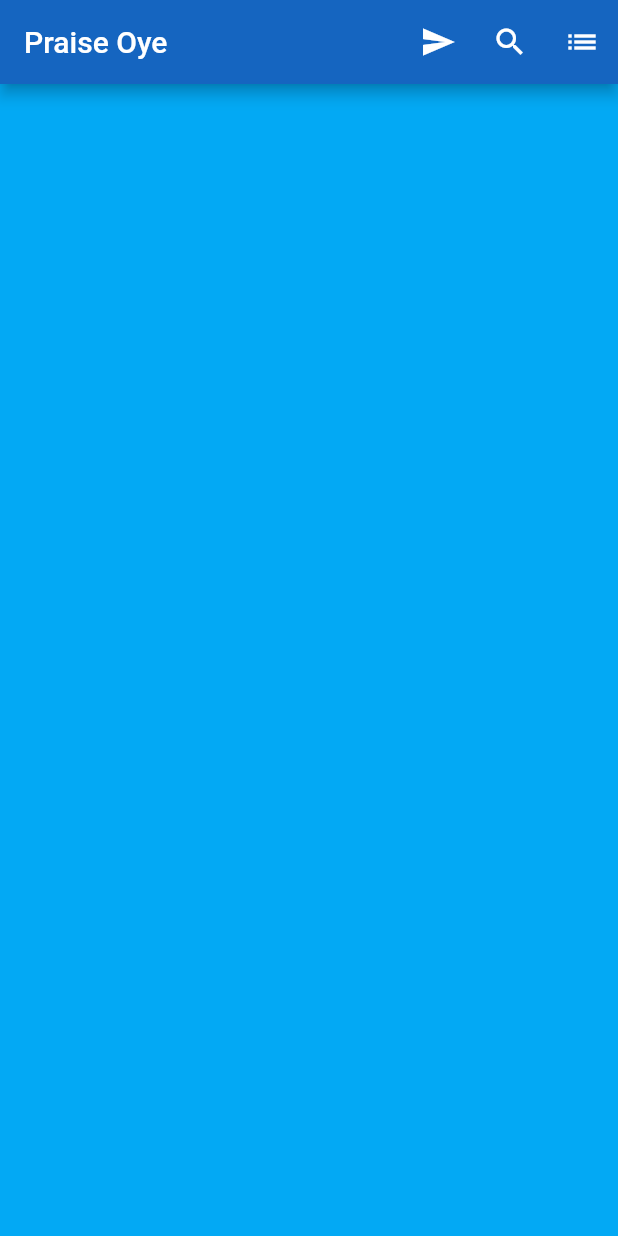
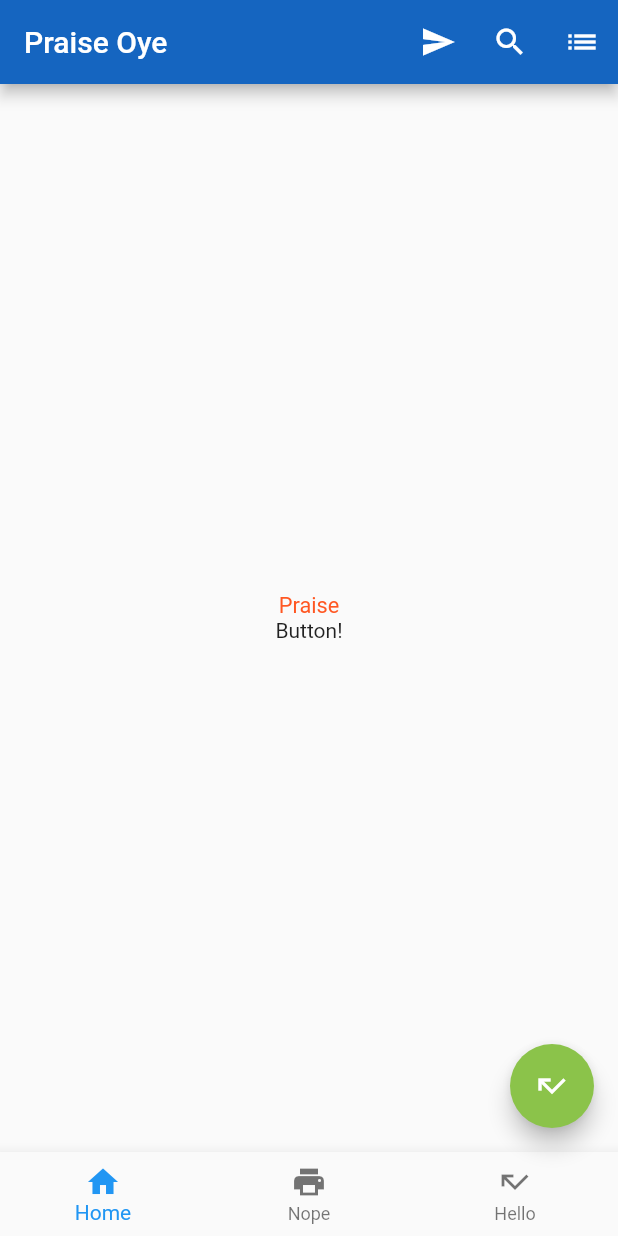
Before and after one commit to oyegbilepraise/tutorial, a Flutter app: the screen it shows after launch, on a phone screen of 412 x 824 dp. Run offline on Flutter 3.47's test engine with Material 2 defaults, Android fonts, the phone set to English and light mode, and no system bars.

Commit message:
feat: Scaffold...

```diff
--- a/lib/ui/welcome_home.dart
+++ b/lib/ui/welcome_home.dart
@@ -27,7 +27,46 @@ class Welcome extends StatelessWidget {
               icon: Icon(Icons.list)),
         ],
       ),
-        backgroundColor: Colors.lightBlue
+      // backgroundColor: Colors.lightBlue,
+      body: Container(
+        alignment: Alignment.center,
+        child: Column(
+          mainAxisAlignment: MainAxisAlignment.center,
+          children: [
+            Text(
+              'Praise',
+              style: TextStyle(
+                  fontSize: 14.5,
+                  fontWeight: FontWeight.w400,
+                  color: Colors.deepOrange),
+            ),
+            InkWell(
+              child: Text('Button!'),
+              onTap: () => debugPrint('Button Tapped'),
+            )
+          ],
+        ),
+      ),
+
+      bottomNavigationBar: BottomNavigationBar(
+        items: [
+          BottomNavigationBarItem(icon: Icon(Icons.home), label: "Home"),
+          BottomNavigationBarItem(icon: Icon(Icons.print), label: "Nope"),
+          BottomNavigationBarItem(
+            icon: Icon(Icons.call_missed),
+            label: "Hello",
+          ),
+        ],
+        onTap: (int i) => debugPrint('I Touched $i'),
+      ),
+
+      floatingActionButton: FloatingActionButton(
+        onPressed: () => debugPrint('Hafa Bro'),
+        backgroundColor: Colors.lightGreen,
+        tooltip: 'Going Up!',
+        child: Icon(Icons.call_missed),
+      ),
+
       // )
       // return new Container(
       //   color: Colors.green,
```
Lines whose indentation alone changed are shown as unchanged.
